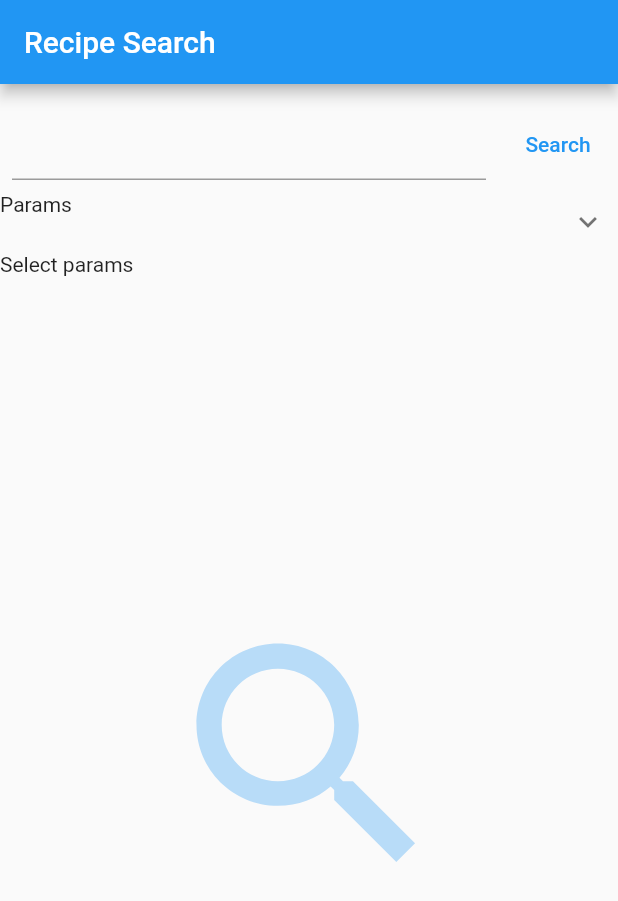
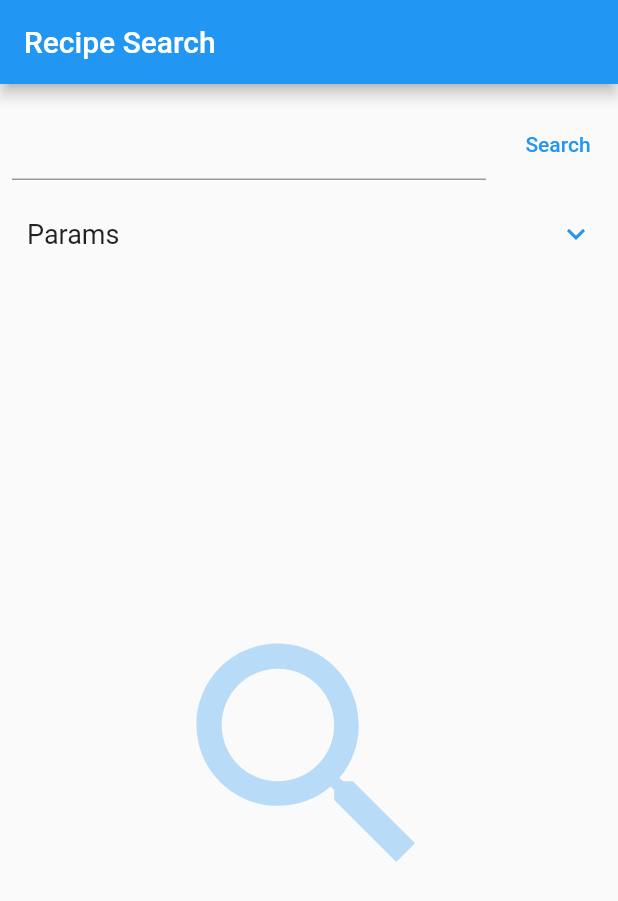
Before and after one commit to dmitry-drozdov/recipe_search, a Flutter app: the screen it shows after launch, on a phone screen of 412 x 824 dp. Shown: the top 901 px of the screen. Run offline on Flutter 3.47's test engine with Material 2 defaults, Android fonts, the phone set to English and light mode, and no system bars; drawn by our look-alikes of expandable, keyboard_dismisser; our stand-ins replace cached_network_image, flutter_linkify, multi_select_flutter, rxdart.

```diff
--- a/lib/view/search/search_page.dart
+++ b/lib/view/search/search_page.dart
@@ -74,14 +74,29 @@ class _SearchPageState extends State<SearchPage> {
             value: recipeViewModel,
             child: Consumer<RecipeViewModel>(
               builder: (_, viewModel, ___) {
-                return ExpandablePanel(
-                  header: Text('Params'),
-                  collapsed: Text(
-                    'Select params',
-                    softWrap: true,
-                    maxLines: 2,
-                    overflow: TextOverflow.ellipsis,
+                return buildParams();
+              },
             ),
+          ),
+          const Flexible(child: RecipeList()),
+        ],
+      ),
+    );
+  }
+
+  Widget buildParams() {
+    return Padding(
+      padding: const EdgeInsets.all(8.0),
+      child: ExpandablePanel(
+        header: const Padding(
+          padding: EdgeInsets.only(left: 10),
+          child: Text('Params', style: TextStyle(fontSize: 18)),
+        ),
+        theme: ExpandableThemeData(
+          headerAlignment: ExpandablePanelHeaderAlignment.center,
+          iconColor: Theme.of(context).primaryColor,
+        ),
+        collapsed: Container(),
         expanded: MultiSelectChipField<DietLabel?>(
           items: DietLabel.values.map((e) => MultiSelectItem<DietLabel?>(e, e.view)).toList(),
           title: const Text("Diet labels"),
@@ -92,15 +107,9 @@ class _SearchPageState extends State<SearchPage> {
           selectedChipColor: Colors.blue.withOpacity(0.5),
           selectedTextStyle: TextStyle(color: Colors.blue[800]),
           onTap: (values) {
-                      viewModel.dietLabels = values.map((e) => e as DietLabel).toList();
+            recipeViewModel.dietLabels = values.map((e) => e as DietLabel).toList();
           },
         ),
-                );
-              },
-            ),
-          ),
-          const Flexible(child: RecipeList()),
-        ],
       ),
     );
   }
```
Lines whose indentation alone changed are shown as unchanged.
